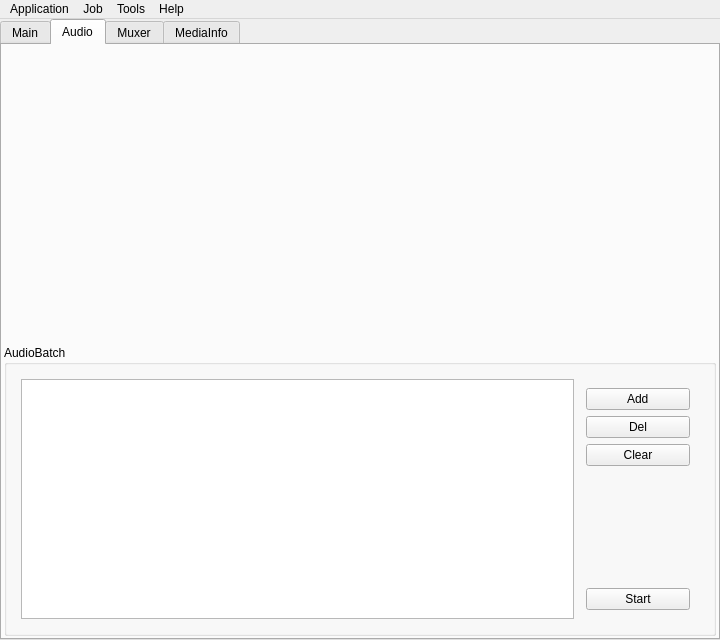
Qt form mainwindow.ui (emako/qvs) before a commit.
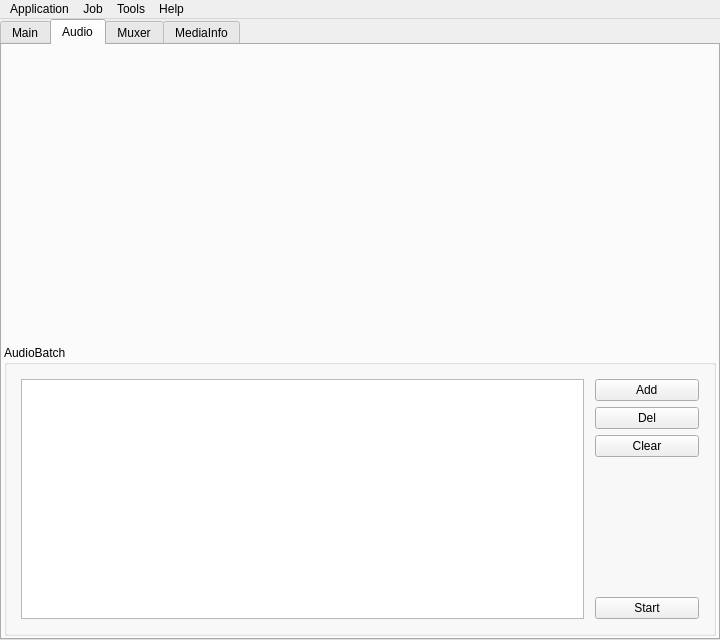
The same form after that commit. The open tabs and pages were chosen to show the change. Icons and pictures are not drawn.

```diff
--- a/mainwindow.ui
+++ b/mainwindow.ui
@@ -357,14 +357,26 @@
             <widget class="QWidget" name="" native="true">
              <layout class="QHBoxLayout" name="horizontalLayout_2">
               <property name="spacing">
-               <number>3</number>
+               <number>11</number>
               </property>
               <item>
                <widget class="QListWidget" name="listViewAudioBatch"/>
               </item>
               <item>
-               <widget class="QWidget" name="" native="true">
+               <widget class="QWidget" name="widget" native="true">
                 <layout class="QVBoxLayout" name="verticalLayout_6">
+                 <property name="leftMargin">
+                  <number>0</number>
+                 </property>
+                 <property name="topMargin">
+                  <number>0</number>
+                 </property>
+                 <property name="rightMargin">
+                  <number>0</number>
+                 </property>
+                 <property name="bottomMargin">
+                  <number>0</number>
+                 </property>
                  <item>
                   <widget class="QPushButton" name="buttonAudioBatchAdd">
                    <property name="enabled">
```
Left out of the diff: 16 changed lines with no effect on the pictures.
